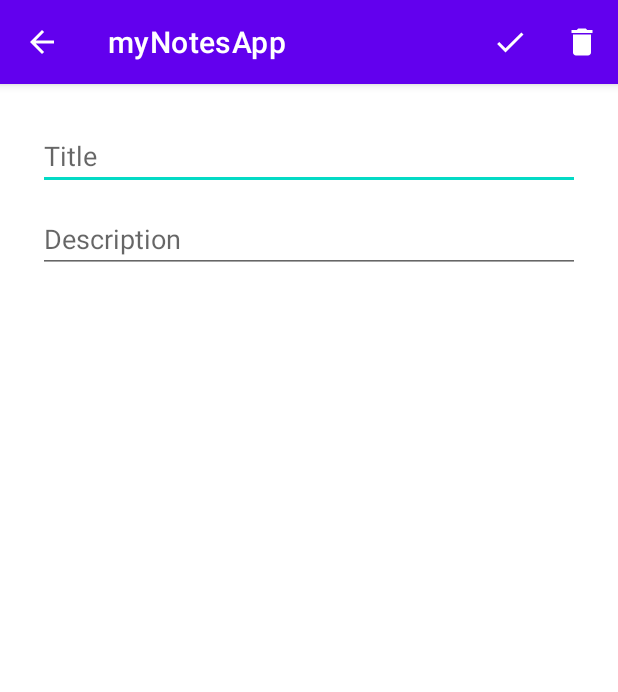
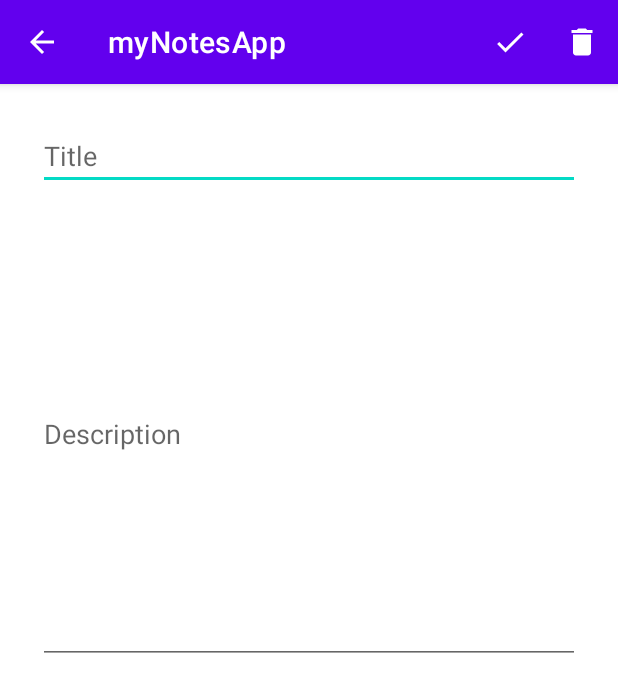
Before and after one commit to LenouarMiloud/MyNotesApp, an Android app: the screen it shows after launch (NotesDetailsActivity), after a tap on an icon or button, on a phone screen of 412 x 824 dp. Shown: the top 692 px of the screen. Run offline under Robolectric (Android 15) with nearby library versions, the phone set to English and light mode, and no system bars.

Commit message:
change the type of Text Input to multiple Line

```diff
--- a/app/src/main/res/layout/activity_notes_details.xml
+++ b/app/src/main/res/layout/activity_notes_details.xml
@@ -18,8 +18,9 @@
     <EditText
         android:id="@+id/descriptionEditText"
         android:layout_width="match_parent"
-        android:layout_height="wrap_content"
+        android:layout_height="306dp"
         android:layout_marginTop="10dp"
-        android:hint="@string/descriptionHint"/>
+        android:hint="@string/descriptionHint"
+        android:inputType="textMultiLine" />
 
 </LinearLayout>
```
